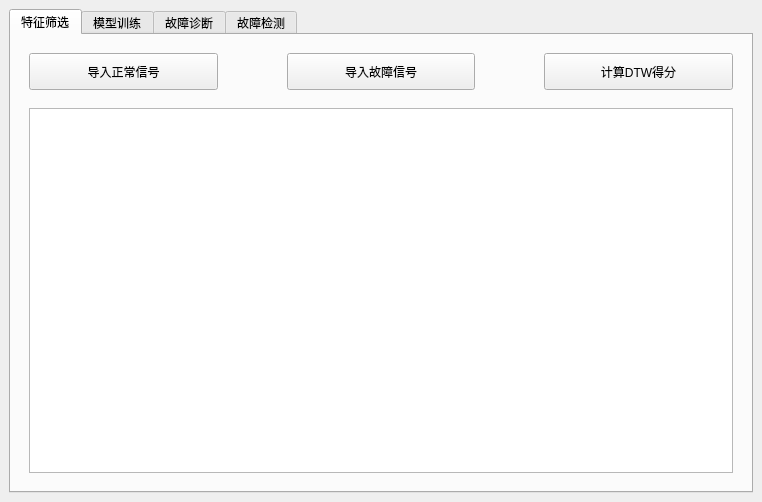
Qt form GUI/FaultDegreeGUI.ui (DuskSwan/fault_estimation_master_design) before a commit.
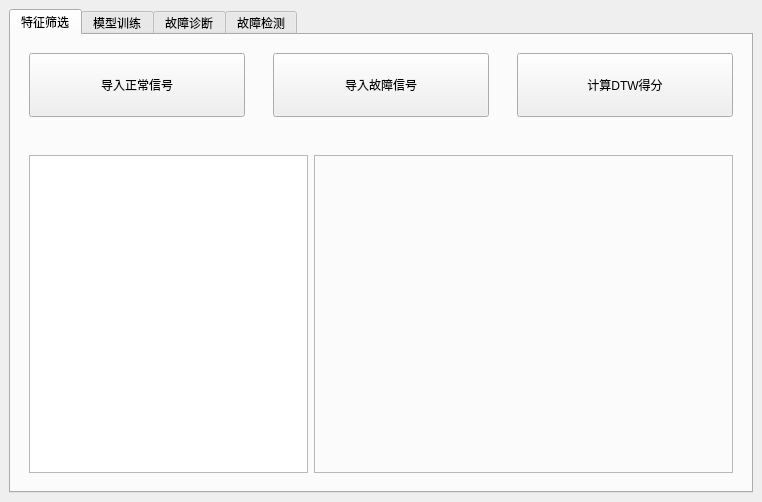
The same form after that commit.

```diff
--- a/GUI/FaultDegreeGUI.ui
+++ b/GUI/FaultDegreeGUI.ui
@@ -29,11 +29,9 @@
       <layout class="QHBoxLayout" name="horizontalLayout" stretch="0">
        <item>
         <widget class="QWidget" name="widgetInFeatures" native="true">
-         <layout class="QHBoxLayout" name="horizontalLayout_3">
+         <layout class="QVBoxLayout" name="verticalLayout" stretch="2,1,10">
           <item>
-           <layout class="QVBoxLayout" name="verticalLayout" stretch="3,1,30">
-            <item>
-             <layout class="QHBoxLayout" name="horizontalLayout_2" stretch="3,1,3,1,3">
+           <layout class="QHBoxLayout" name="horizontalLayout_3" stretch="10,1,10,1,10">
               <item>
                <widget class="QPushButton" name="btnImportNormalSignalInSelection">
                 <property name="sizePolicy">
@@ -54,7 +52,7 @@
                 </property>
                 <property name="sizeHint" stdset="0">
                  <size>
-                  <width>40</width>
+                <width>26</width>
                   <height>20</height>
                  </size>
                 </property>
@@ -80,7 +78,7 @@
                 </property>
                 <property name="sizeHint" stdset="0">
                  <size>
-                  <width>40</width>
+                <width>26</width>
                   <height>20</height>
                  </size>
                 </property>
@@ -108,12 +106,14 @@
               </property>
               <property name="sizeHint" stdset="0">
                <size>
-                <width>20</width>
-                <height>40</height>
+              <width>338</width>
+              <height>29</height>
                </size>
               </property>
              </spacer>
             </item>
+          <item>
+           <layout class="QHBoxLayout" name="horizontalLayout_2" stretch="4,6">
             <item>
              <widget class="QTableWidget" name="tableWidget">
               <property name="maximumSize">
@@ -124,6 +124,22 @@
               </property>
              </widget>
             </item>
+            <item>
+             <widget class="QFrame" name="frameInFeatures">
+              <property name="minimumSize">
+               <size>
+                <width>20</width>
+                <height>20</height>
+               </size>
+              </property>
+              <property name="frameShape">
+               <enum>QFrame::StyledPanel</enum>
+              </property>
+              <property name="frameShadow">
+               <enum>QFrame::Raised</enum>
+              </property>
+             </widget>
+            </item>
            </layout>
           </item>
          </layout>
```
Lines whose indentation alone changed are shown as unchanged.
